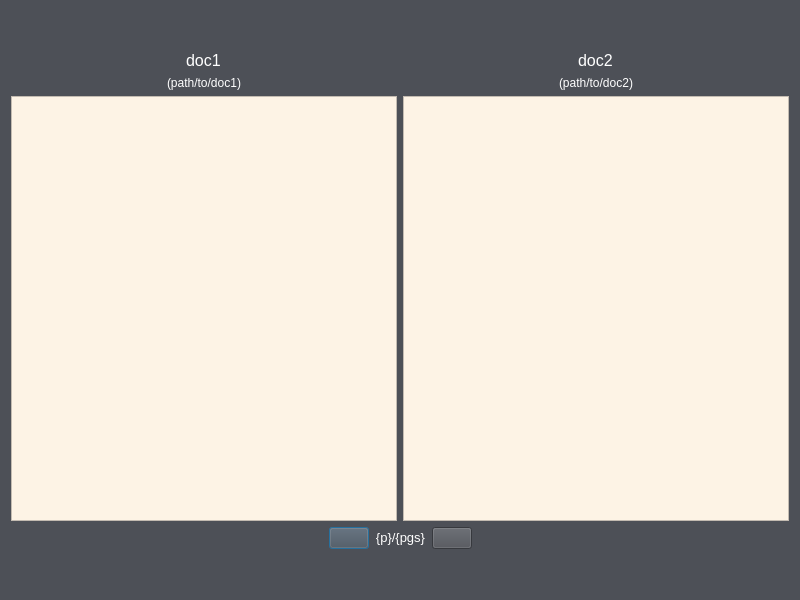
The window that plagdef/gui/ui/matches_dialog.ui (devWhyqueue/plagdef) describes before a commit, drawn with Qt 5.
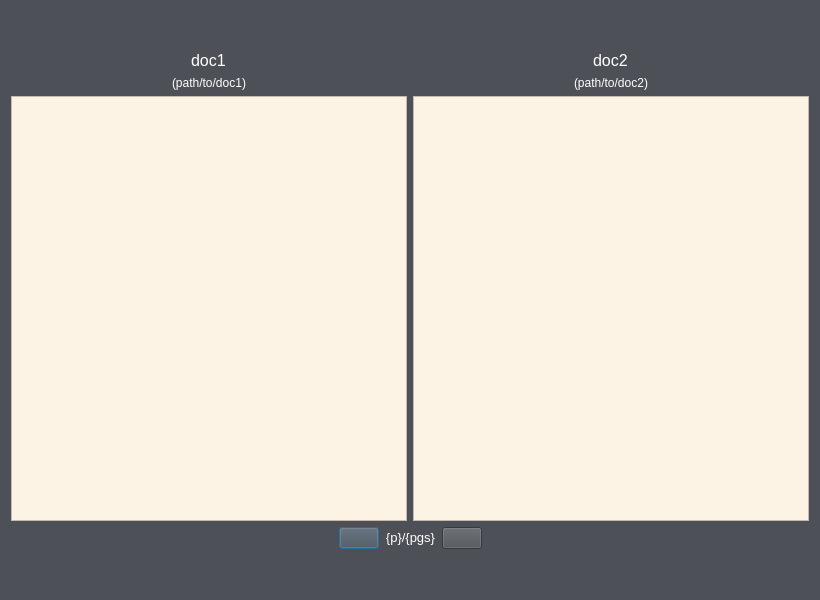
The same window after the commit. Icons and pictures are not drawn.

```diff
--- a/plagdef/gui/ui/matches_dialog.ui
+++ b/plagdef/gui/ui/matches_dialog.ui
@@ -6,7 +6,7 @@
             <rect>
                 <x>0</x>
                 <y>0</y>
-                <width>800</width>
+                <width>820</width>
                 <height>600</height>
             </rect>
         </property>
@@ -18,13 +18,13 @@
         </property>
         <property name="minimumSize">
             <size>
-                <width>800</width>
+                <width>820</width>
                 <height>600</height>
             </size>
         </property>
         <property name="maximumSize">
             <size>
-                <width>800</width>
+                <width>820</width>
                 <height>600</height>
             </size>
         </property>
@@ -83,6 +83,9 @@
                             <property name="text">
                                 <string>doc2</string>
                             </property>
+                            <property name="wordWrap">
+                                <bool>false</bool>
+                            </property>
                         </widget>
                     </item>
                     <item row="0" column="0" alignment="Qt::AlignHCenter">
@@ -95,6 +98,9 @@
                             <property name="text">
                                 <string>doc1</string>
                             </property>
+                            <property name="wordWrap">
+                                <bool>false</bool>
+                            </property>
                         </widget>
                     </item>
                     <item row="2" column="0">
@@ -120,6 +126,9 @@
                             <property name="text">
                                 <string>(path/to/doc1)</string>
                             </property>
+                            <property name="wordWrap">
+                                <bool>false</bool>
+                            </property>
                         </widget>
                     </item>
                     <item row="1" column="1" alignment="Qt::AlignHCenter">
@@ -130,6 +139,9 @@
                             <property name="text">
                                 <string>(path/to/doc2)</string>
                             </property>
+                            <property name="wordWrap">
+                                <bool>false</bool>
+                            </property>
                         </widget>
                     </item>
                 </layout>
```
